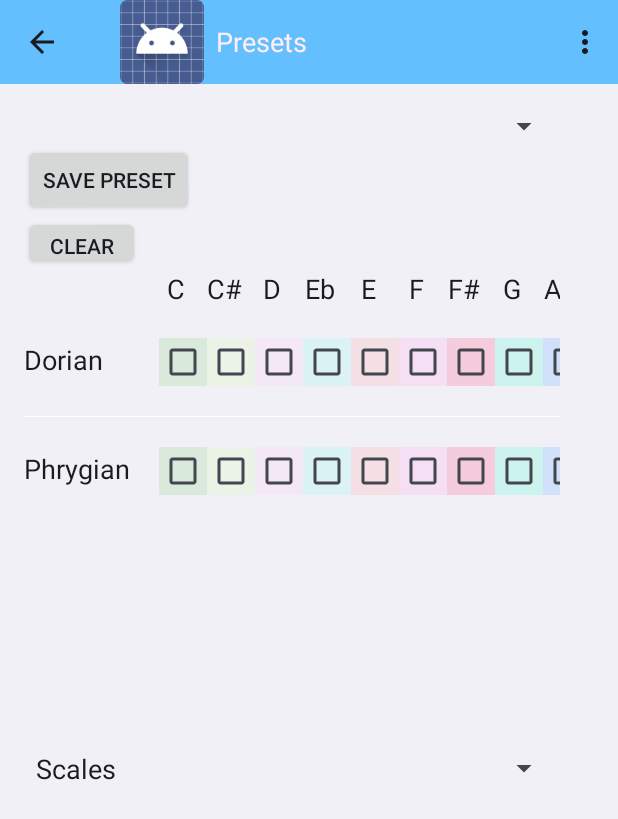
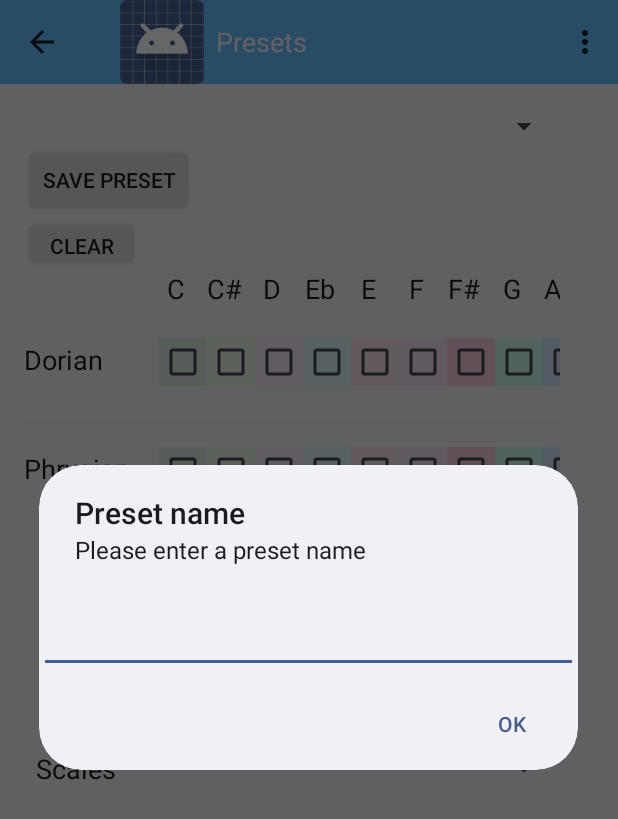
Before and after one commit to andrewreeman/RandomScales, an Android app: the Presets screen opened directly, with no data from a screen before it, after a tap on "SAVE PRESET", on a phone screen of 412 x 824 dp. Shown: the top 819 px of the screen. Run offline under Robolectric (Android 15) with nearby library versions, the phone set to English and light mode, and no system bars; network calls fail; 7 statements that could not run were skipped.

Commit message:
With save preset dialog

```diff
--- /dev/null
+++ b/app/src/main/java/com/stepwise/random_scales/InputPresetNameDialogFragment.java
@@ -0,0 +1,38 @@
+package com.stepwise.random_scales;
+
+import android.app.AlertDialog;
+import android.app.DialogFragment;
+import android.app.Dialog;
+import android.content.DialogInterface;
+import android.os.Bundle;
+
+import android.widget.EditText;
+
+/**
+ * Created by andy on 27/05/15.
+ */
+public class InputPresetNameDialogFragment extends DialogFragment implements Dialog.OnClickListener {
+
+    private String m_newPreset;
+    private EditText m_editText;
+
+    @Override
+    public Dialog onCreateDialog(Bundle savedInstanceBundle){
+        m_editText = new EditText(getActivity());
+        AlertDialog.Builder builder = new AlertDialog.Builder(getActivity());
+
+        builder.setTitle("Preset name");
+        builder.setMessage("Please enter a preset name");
+        builder.setView(m_editText);
+        builder.setPositiveButton("OK", this);
+        return builder.create();
+    }
+
+    @Override
+    public void onClick(DialogInterface dialog, int which) {
+        m_newPreset = m_editText.getText().toString();
+        Presets activity = (Presets)getActivity();
+        activity.inputPresetNameFinished(m_newPreset);
+    }
+
+}
--- a/app/src/main/java/com/stepwise/random_scales/PresetReadWriter.java
+++ b/app/src/main/java/com/stepwise/random_scales/PresetReadWriter.java
@@ -1,31 +1,109 @@
 package com.stepwise.random_scales;
 
+import android.content.Context;
+import android.util.Log;
 import org.json.JSONArray;
+import org.json.JSONException;
 import org.json.JSONObject;
+import java.io.BufferedReader;
+import java.io.FileNotFoundException;
+import java.io.FileOutputStream;
+import java.io.IOException;
+import java.io.InputStreamReader;
+import java.util.ArrayList;
 
 /**
  * Created by andy on 27/05/15.
  */
 public class PresetReadWriter {
 
-    private JSONArray m_presets;
+    private JSONObject m_presets;
+    private String m_fileName;
 
-    public PresetReadWriter(){
+    public PresetReadWriter(Context context, String fileName) throws JSONException {
+        //TODO redo errors
+        StringBuffer inBuffer = new StringBuffer();
+        try {
+            m_fileName = fileName;
+            BufferedReader inFile = new BufferedReader(new InputStreamReader(context.openFileInput(fileName)));
+            String inString;
 
-    }
-
-    public JSONObject getPreset(String preset){
+            while ((inString = inFile.readLine()) != null) {
+                inBuffer.append(inString);
+            }
+            //TODO next have dialog for saving preset name then select from multiple names
+            m_presets = new JSONObject(inBuffer.toString());
+            inFile.close();
+            return;
+        }
+        catch (FileNotFoundException e){
+            m_presets = new JSONObject();
+            m_presets.put("presets", new JSONArray());
+            Log.d("PresetReadWriter()", "Error finding file: " + e.toString());
+        }
+        catch (IOException e) {
+            Log.d("readPresetFile", "Error writing to pupil_details.json: " + e.getMessage());
+        }
 
 
     }
+    public ArrayList<String> getPresetNames() {
+        ArrayList<String> presetNames = new ArrayList<>();
+
+        try {
+            JSONArray jsonNames = m_presets.getJSONArray("presets");
+            JSONObject obj;
+            for (int i = 0; i < jsonNames.length(); ++i) {
+                obj = (JSONObject) jsonNames.get(i);
+                presetNames.add((String) obj.get("preset_name"));
+            }
+        } catch (JSONException e) {
+            e.printStackTrace();
+        }
+        return presetNames;
+    }
+
+    public JSONObject getPreset(String presetName){
+        //TODO what if error
+        try {
+            JSONArray presets = m_presets.getJSONArray("presets");
+            for(int i=0; i<presets.length(); ++i){
+                JSONObject obj = (JSONObject)presets.get(i);
+                if( obj.getString("preset_name").equals(presetName) ){
+                    return obj;
+                }
+            }
+        } catch (JSONException e) {
+            e.printStackTrace();
+        }
+        return new JSONObject();
+    }
 
     public Boolean hasPreset(String preset){
+        //TODO check for if preset exists
 
+        return false;
     }
 
-    public void savePreset(JSONObject preset){
+    public void savePreset(Context context, JSONObject newPreset) {
+        try {
+            JSONArray presets = m_presets.getJSONArray("presets");
 
+            //TODO check if preset exists with that name
+            presets.put(newPreset);
 
+            m_presets.put("presets", presets);
+
+            FileOutputStream fileOutputStream = context.openFileOutput(m_fileName, Context.MODE_PRIVATE);
+            fileOutputStream.write((m_presets.toString() + "\n").getBytes());
+            fileOutputStream.close();
+        } catch (FileNotFoundException e) {
+            Log.d("onSavePresetClicked", "Error opening file: " + e.getMessage());
+        } catch (IOException e) {
+            Log.d("onSavePresetClicked", "Error writing to pupil_details.json: " + e.getMessage());
+        } catch (JSONException e) {
+            Log.d("onSavePresetClicked", "Error parsing JSON file" + e.getMessage());
+        }
     }
 
     public void overwritePreset(JSONObject preset){
--- a/app/src/main/java/com/stepwise/random_scales/Presets.java
+++ b/app/src/main/java/com/stepwise/random_scales/Presets.java
@@ -15,20 +15,19 @@ import android.widget.AdapterView;
 import android.widget.ArrayAdapter;
 import android.widget.Button;
 import android.widget.CheckBox;
+
 import android.widget.Spinner;
 import android.widget.TableLayout;
 import android.widget.TableRow;
 import android.widget.TextView;
 
-import org.json.JSONArray;
+
 import org.json.JSONException;
-import org.json.JSONObject;
 
-import java.io.BufferedReader;
+
+import java.io.FileInputStream;
 import java.io.FileNotFoundException;
-import java.io.FileOutputStream;
-import java.io.IOException;
-import java.io.InputStreamReader;
+
 import java.util.ArrayList;
 import java.util.Arrays;
 import java.util.HashMap;
@@ -37,7 +36,7 @@ public class Presets extends Activity implements AdapterView.OnItemSelectedListe
 
     private SelectableExercises_Data m_selectableExercises;
     private int m_selectedType;
-    private JSONObject m_presets;
+//    private JSONObject m_presets;
 
     //TODO less of a monster class
 
@@ -46,14 +45,16 @@ public class Presets extends Activity implements AdapterView.OnItemSelectedListe
     private HashMap<String, ArrayList<Exercise>> m_allArps;
     private Boolean m_isCheckBoxTableBuilt;
 
+    private PresetReadWriter m_presetReadWriter;
+
     @Override
     protected void onCreate(Bundle savedInstanceState){
+        try {
             super.onCreate(savedInstanceState);
             setContentView(R.layout.activity_presets);
-        if(savedInstanceState != null) {
+            if (savedInstanceState != null) {
 
-        }
-        else{
+            } else {
                 m_isCheckBoxTableBuilt = false;
                 m_selectableExercises = getIntent().getParcelableExtra(getString(R.string.com_stepwise_random_scales_presetList));
                 fillAllScalesAndArps();
@@ -61,14 +62,17 @@ public class Presets extends Activity implements AdapterView.OnItemSelectedListe
                 m_exerciseCheckBoxDelegate = new ExerciseCheckboxDelegate();
                 m_exerciseCheckBoxDelegate.setModel(m_selectableExercises);
 
-            Spinner spinner  = (Spinner)findViewById(R.id.scaleOrArp);
+                Spinner spinner = (Spinner) findViewById(R.id.scaleOrArp);
                 spinner.setOnItemSelectedListener(this);
-            Button toggleClear = (Button)findViewById(R.id.clearChecks);
+                Button toggleClear = (Button) findViewById(R.id.clearChecks);
                 toggleClear.setTag(true); //TODO give private finals (or const) for this. true is not clear... what is it true for
                 m_selectedType = Exercise.TYPE_SCALE;
-
-            initPresets();
+                m_presetReadWriter = new PresetReadWriter(this, getString(R.string.com_stepwise_random_scales_PresetFile));
                 initPresetSpinner();
+            }
+        }
+        catch(JSONException e) {
+            Log.d("onCreate", "JSON error:" + e.toString());
         }
     }
 
@@ -83,7 +87,6 @@ public class Presets extends Activity implements AdapterView.OnItemSelectedListe
             m_exerciseCheckBoxDelegate.clear();
             if (pos == 0) {
                 buildTable(m_allScales);
-                Log.d("onItemSelected", "Built table");
                 m_exerciseCheckBoxDelegate.updateScales();
                 m_selectedType = Exercise.TYPE_SCALE;
             } else {
@@ -94,8 +97,9 @@ public class Presets extends Activity implements AdapterView.OnItemSelectedListe
         }
         else{
             ArrayAdapter<String> presetNames = (ArrayAdapter<String>) parent.getAdapter();
-            setPreset(presetNames.getItem(pos));
+            String presetName = presetNames.getItem(pos);
 
+            m_exerciseCheckBoxDelegate.setFromJSON(m_presetReadWriter.getPreset(presetName), m_allScales, m_allArps);
             if(m_isCheckBoxTableBuilt) {
                 if (m_selectedType == Exercise.TYPE_SCALE) {
                     m_exerciseCheckBoxDelegate.updateScales();
@@ -146,55 +150,10 @@ public class Presets extends Activity implements AdapterView.OnItemSelectedListe
         return new SelectableExercises_Data();
     }*/
 
-    private void initPresets(){
-        StringBuffer inBuffer = new StringBuffer();
-        try {
-            String fileName = getString(R.string.com_stepwise_random_scales_scalePresetFile);
-            BufferedReader inFile = new BufferedReader(new InputStreamReader(openFileInput(fileName)));
-            String inString;
 
-            while ((inString = inFile.readLine()) != null) {
-                inBuffer.append(inString);
-            }
-            //TODO next have dialog for saving preset name then select from multiple names
-            m_presets = new JSONObject(inBuffer.toString());
-            inFile.close();
-            return;
-        }
-        catch (JSONException e) {
-            Log.d("initPresets", "Error reading JSON file: " + e.toString());
-        }
-        catch (FileNotFoundException e) {
-            Log.d("readPresetFile", "Error opening file: " + e.getMessage());
-        }catch (IOException e) {
-            Log.d("readPresetFile", "Error writing to pupil_details.json: " + e.getMessage());
-        }
-
-        //If anything fails.
-        m_presets = new JSONObject();
-        try {
-            m_presets.put("presets", new JSONArray());
-        } catch (JSONException e) {
-            Log.d("initPresets", "Error creating JSON file: " + e.toString());
-        }
-
-
-    }
-
-    private ArrayList<String> getPresetNames(){
-        ArrayList<String> presetNames = new ArrayList<>();
-
-        try {
-            JSONArray jsonNames = m_presets.getJSONArray("presets");
-            JSONObject obj;
-            for(int i=0; i<jsonNames.length(); ++i){
-                obj = (JSONObject)jsonNames.get(i);
-                presetNames.add( (String)obj.get("preset_name") );
-            }
-        } catch (JSONException e) {
-            e.printStackTrace();
-        }
-        return presetNames;
+    @Override
+    public FileInputStream openFileInput(String name) throws FileNotFoundException {
+        return super.openFileInput(name);
     }
 
     private void initPresetSpinner(){
@@ -203,7 +162,7 @@ public class Presets extends Activity implements AdapterView.OnItemSelectedListe
         ArrayAdapter<String> arrayAdapter = new ArrayAdapter<String>(this, android.R.layout.simple_spinner_item);
         arrayAdapter.setDropDownViewResource(android.R.layout.simple_spinner_dropdown_item);
 
-        arrayAdapter.addAll(getPresetNames());
+        arrayAdapter.addAll(m_presetReadWriter.getPresetNames());
 
         spinner.setAdapter(arrayAdapter);
         spinner.setOnItemSelectedListener(this);
@@ -331,50 +290,25 @@ public class Presets extends Activity implements AdapterView.OnItemSelectedListe
         setResult(RESULT_OK, intent);
         finish();
     }
-//TODO change to JSONObject PresetManager.getPreset { return JSONOBJECT(preset...)}   and m_exercise...uses this
-    private void setPreset(String presetName){
-        try {
-            JSONArray presets = m_presets.getJSONArray("presets");
-            for(int i=0; i<presets.length(); ++i){
-                JSONObject obj = (JSONObject)presets.get(i);
-                if( obj.getString("preset_name").equals(presetName) ) {
-                    m_exerciseCheckBoxDelegate.setFromJSON(obj, m_allScales, m_allArps);
-                    return;
+
+
+    public void onSavePresetClicked(View v) {
+        InputPresetNameDialogFragment dialogFrag = new InputPresetNameDialogFragment();
+
+        dialogFrag.show(getFragmentManager(), getString(R.string.com_stepwise_random_scales_InputPresetNameDialog));
+//        m_presetReadWriter.savePreset(this, m_selectableExercises.toJSON("presetName"));
+        //TODO check preset file integrity
     }
-            }
-        } catch (JSONException e) {
-            e.printStackTrace();
+
+    public void inputPresetNameFinished(String newPreset){
+        if(!m_presetReadWriter.hasPreset(newPreset)){
+            m_presetReadWriter.savePreset(this, m_selectableExercises.toJSON(newPreset));
+
         }
     }
 
-    public void onSavePresetClicked(View v) {
-        try{
-            JSONObject currentPreset = m_selectableExercises.toJSON("presetName");
-            JSONArray presets = m_presets.getJSONArray("presets");
-
-            //TODO check if preset exists with that name
-            presets.put(currentPreset);
-
-            m_presets.put("presets", presets);
-
-            FileOutputStream fileOutputStream = openFileOutput(getString(R.string.com_stepwise_random_scales_scalePresetFile), MODE_PRIVATE);
-            fileOutputStream.write((m_presets.toString() + "\n").getBytes());
-            fileOutputStream.close();
-        }
-        catch(FileNotFoundException e){
-            Log.d("onSavePresetClicked", "Error opening file: " + e.getMessage());
-        }
-        catch (IOException e){
-            Log.d("onSavePresetClicked", "Error writing to pupil_details.json: " + e.getMessage());
-        } catch (JSONException e) {
-            Log.d("onSavePresetClicked", "Error parsing JSON file" + e.getMessage());
-        }
-
-        //TODO check preset file integrity
-    }
-
     public void deleteFile(View v){
-        deleteFile(getString(R.string.com_stepwise_random_scales_scalePresetFile));
+        deleteFile(getString(R.string.com_stepwise_random_scales_PresetFile));
     }
 
     public void onClearClicked(View v){
@@ -387,54 +321,5 @@ public class Presets extends Activity implements AdapterView.OnItemSelectedListe
             m_exerciseCheckBoxDelegate.selectAllCheckBoxes();
             v.setTag(true);
         }
-
-
-
-
-        //m_exerciseCheckBoxDelegate.deselectAllCheckBoxes();
-
     }
-
 }
-         /*TODO move this over to app. exerciseList class has a scalesTOJSON and arpeggiosTOJSON methods
-
-
-
-        JSONArray scalesToJSON(){
-            return exerciseListToJSON(m_scales);
-        }
-        JSONArray arpsToJSON(){
-            return exerciseListToJSON(m_arps);
-        }
-
-        JSONArray exerciseListToJSON(ArrayList<Exercises> exList){
-            Map<String, JSONObject> tonalityToExerciseMap = new ...
-
-            for(Exercise ex : exList){
-
-                // new tonality
-                if(!tonalityToExerciseMap.containsKey(ex.name){
-                    JSONObject newTonalityData = new JSONObject();
-                     newTonalityData.put("name", ex.name);
-                     newTonalityData.put("hint", ex.hint);
-                     newTonalityData.put("keys", new JSONArray());
-                     tonalityToExerciseMap.put(ex.name, newTonalityData);
-                }
-
-                //append to keys
-                JSONArray tonalityData = tonalityToExerciseMap.get(ex.name);
-                tonalityData.add(ex.key);
-                //IF not a pointer
-                tonalityToExerciseMap.put(ex.name, tonalityData);
-            }
-
-            JSONArray exerciseList = new JSONArray();
-
-            for(JSONObject tonality : tonalityToExerciseMap.values()){
-                exerciseList.put(tonality);
-            }
-
-            return exerciseList;
-
-        }
-    } */
--- a/app/src/main/res/values/strings.xml
+++ b/app/src/main/res/values/strings.xml
@@ -57,9 +57,10 @@
     <string name="title_activity_presets">Presets</string>
     <string name="presets">Presets</string>
     <string name="action_settings">Settings</string>
-    <string name="com.stepwise.random_scales.scalePresetFile">scales_presets.json</string>
+    <string name="com.stepwise.random_scales.PresetFile">presets.json</string>
     <string name="com.stepwise.random_scales.presetList">com.stepwise.random_scales.presetList</string>
-    <string name="com.stepwise.random_scales.ClearAllButton_IsClearState">clearOrAllButtonState</string>
+    <string name="com.stepwise.random_scales.ClearAllButton_IsClearState">com.stepwise.rand_scales.clearOrAllButtonState</string>
+    <string name="com.stepwise.random_scales.InputPresetNameDialog">com.stepwise.rand_scales.inputPresetNameDialog</string>
     <string-array name="spinnerExerciseTypes">
         <item >Scales</item>
         <item >Arpeggios</item>
```
Lines whose indentation alone changed are shown as unchanged.
